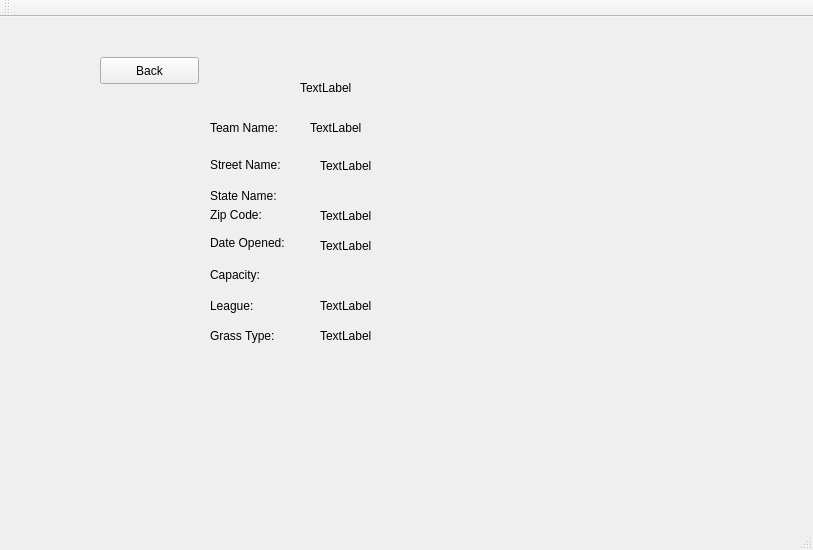
Qt form cs1dproject/mainwindow.ui (AustinVaday/CS1D-Class-Project-2) before a commit.
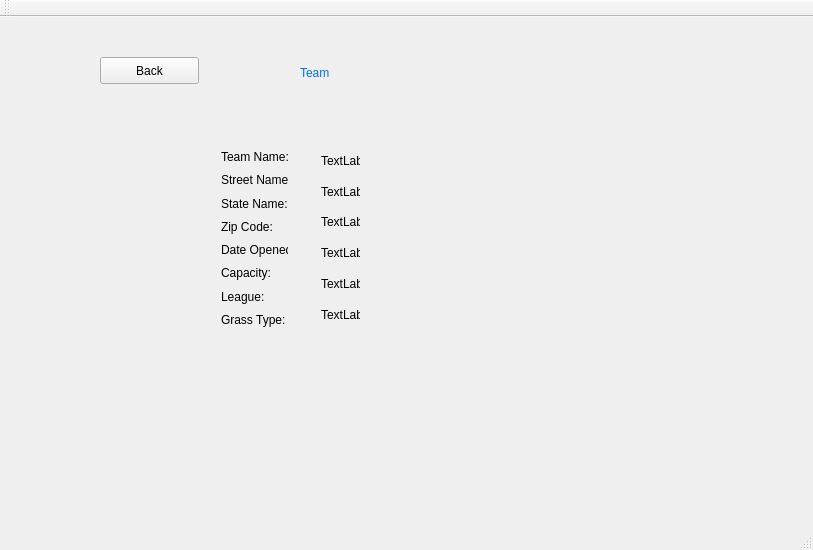
The same form after that commit. The open tabs and pages were chosen to show the change.

What changed in the file:
```diff
--- a/cs1dproject/mainwindow.ui
+++ b/cs1dproject/mainwindow.ui
@@ -35,6 +35,9 @@
       <height>451</height>
      </rect>
     </property>
+    <property name="styleSheet">
+     <string notr="true">font: 15pt &quot;Gill Sans&quot;;</string>
+    </property>
     <property name="currentIndex">
      <number>10</number>
     </property>
@@ -942,50 +945,28 @@
      </widget>
     </widget>
     <widget class="QWidget" name="page_searchForStadium1">
-     <widget class="QLabel" name="label_searchedTeamName">
-      <property name="geometry">
-       <rect>
-        <x>260</x>
-        <y>70</y>
-        <width>371</width>
-        <height>21</height>
-       </rect>
-      </property>
-      <property name="text">
-       <string>TextLabel</string>
-      </property>
-     </widget>
-     <widget class="QLabel" name="label_4">
-      <property name="geometry">
-       <rect>
-        <x>160</x>
-        <y>70</y>
-        <width>91</width>
-        <height>21</height>
-       </rect>
-      </property>
-      <property name="text">
-       <string>Team Name:</string>
-      </property>
-     </widget>
      <widget class="QLabel" name="label_searchedTeamStadium">
       <property name="geometry">
        <rect>
         <x>250</x>
-        <y>30</y>
-        <width>251</width>
-        <height>21</height>
+        <y>0</y>
+        <width>191</width>
+        <height>51</height>
        </rect>
       </property>
+      <property name="styleSheet">
+       <string notr="true">color: rgb(0, 111, 255);
+font: 45pt &quot;Optima&quot;;</string>
+      </property>
       <property name="text">
-       <string>TextLabel</string>
+       <string>Team</string>
       </property>
      </widget>
      <widget class="QLabel" name="label_searchedNameState">
       <property name="geometry">
        <rect>
         <x>270</x>
-        <y>140</y>
+        <y>160</y>
         <width>361</width>
         <height>17</height>
        </rect>
@@ -994,141 +975,11 @@
        <string/>
       </property>
      </widget>
-     <widget class="QLabel" name="label_searchedNameZip">
-      <property name="geometry">
-       <rect>
-        <x>270</x>
-        <y>160</y>
-        <width>391</width>
-        <height>17</height>
-       </rect>
-      </property>
-      <property name="text">
-       <string>TextLabel</string>
-      </property>
-     </widget>
-     <widget class="QLabel" name="label_searchedNameStreet">
-      <property name="geometry">
-       <rect>
-        <x>270</x>
-        <y>110</y>
-        <width>341</width>
-        <height>17</height>
-       </rect>
-      </property>
-      <property name="text">
-       <string>TextLabel</string>
-      </property>
-     </widget>
-     <widget class="QLabel" name="label_16">
-      <property name="geometry">
-       <rect>
-        <x>160</x>
-        <y>140</y>
-        <width>91</width>
-        <height>17</height>
-       </rect>
-      </property>
-      <property name="text">
-       <string>State Name: </string>
-      </property>
-     </widget>
-     <widget class="QLabel" name="label_17">
-      <property name="geometry">
-       <rect>
-        <x>160</x>
-        <y>110</y>
-        <width>91</width>
-        <height>16</height>
-       </rect>
-      </property>
-      <property name="text">
-       <string>Street Name:</string>
-      </property>
-     </widget>
-     <widget class="QLabel" name="label_18">
-      <property name="geometry">
-       <rect>
-        <x>160</x>
-        <y>160</y>
-        <width>91</width>
-        <height>16</height>
-       </rect>
-      </property>
-      <property name="text">
-       <string>Zip Code: </string>
-      </property>
-     </widget>
-     <widget class="QLabel" name="label_19">
-      <property name="geometry">
-       <rect>
-        <x>160</x>
-        <y>180</y>
-        <width>101</width>
-        <height>31</height>
-       </rect>
-      </property>
-      <property name="text">
-       <string>Date Opened:</string>
-      </property>
-     </widget>
-     <widget class="QLabel" name="label_21">
-      <property name="geometry">
-       <rect>
-        <x>160</x>
-        <y>220</y>
-        <width>81</width>
-        <height>16</height>
-       </rect>
-      </property>
-      <property name="text">
-       <string>Capacity: </string>
-      </property>
-     </widget>
-     <widget class="QLabel" name="label_22">
-      <property name="geometry">
-       <rect>
-        <x>160</x>
-        <y>250</y>
-        <width>67</width>
-        <height>17</height>
-       </rect>
-      </property>
-      <property name="text">
-       <string>League: </string>
-      </property>
-     </widget>
-     <widget class="QLabel" name="label_23">
-      <property name="geometry">
-       <rect>
-        <x>160</x>
-        <y>280</y>
-        <width>101</width>
-        <height>17</height>
-       </rect>
-      </property>
-      <property name="text">
-       <string>Grass Type: </string>
-      </property>
-     </widget>
-     <widget class="QLabel" name="label_searchDateOpened">
-      <property name="geometry">
-       <rect>
-        <x>270</x>
-        <y>190</y>
-        <width>251</width>
-        <height>17</height>
-       </rect>
-      </property>
-      <property name="text">
-       <string>TextLabel</string>
-      </property>
-     </widget>
      <widget class="QLabel" name="label_searchedCapacity">
       <property name="geometry">
        <rect>
         <x>270</x>
-        <y>220</y>
+        <y>240</y>
         <width>371</width>
         <height>17</height>
        </rect>
@@ -1137,32 +988,6 @@
        <string/>
       </property>
      </widget>
-     <widget class="QLabel" name="label_searchedLeague">
-      <property name="geometry">
-       <rect>
-        <x>270</x>
-        <y>250</y>
-        <width>371</width>
-        <height>17</height>
-       </rect>
-      </property>
-      <property name="text">
-       <string>TextLabel</string>
-      </property>
-     </widget>
-     <widget class="QLabel" name="label_searchedGrassType">
-      <property name="geometry">
-       <rect>
-        <x>270</x>
-        <y>280</y>
-        <width>361</width>
-        <height>17</height>
-       </rect>
-      </property>
-      <property name="text">
-       <string>TextLabel</string>
-      </property>
-     </widget>
      <widget class="QPushButton" name="button_backSearchResults">
       <property name="geometry">
        <rect>
@@ -1176,6 +1001,128 @@
        <string>Back</string>
       </property>
      </widget>
+     <widget class="QWidget" name="">
+      <property name="geometry">
+       <rect>
+        <x>160</x>
+        <y>90</y>
+        <width>89</width>
+        <height>202</height>
+       </rect>
+      </property>
+      <layout class="QVBoxLayout" name="verticalLayout_9">
+       <item>
+        <widget class="QLabel" name="label_4">
+         <property name="text">
+          <string>Team Name:</string>
+         </property>
+        </widget>
+       </item>
+       <item>
+        <widget class="QLabel" name="label_17">
+         <property name="text">
+          <string>Street Name:</string>
+         </property>
+        </widget>
+       </item>
+       <item>
+        <widget class="QLabel" name="label_16">
+         <property name="text">
+          <string>State Name: </string>
+         </property>
+        </widget>
+       </item>
+       <item>
+        <widget class="QLabel" name="label_18">
+         <property name="text">
+          <string>Zip Code: </string>
+         </property>
+        </widget>
+       </item>
+       <item>
+        <widget class="QLabel" name="label_19">
+         <property name="text">
+          <string>Date Opened:</string>
+         </property>
+        </widget>
+       </item>
+       <item>
+        <widget class="QLabel" name="label_21">
+         <property name="text">
+          <string>Capacity: </string>
+         </property>
+        </widget>
+       </item>
+       <item>
+        <widget class="QLabel" name="label_22">
+         <property name="text">
+          <string>League: </string>
+         </property>
+        </widget>
+       </item>
+       <item>
+        <widget class="QLabel" name="label_23">
+         <property name="text">
+          <string>Grass Type: </string>
+         </property>
+        </widget>
+       </item>
+      </layout>
+     </widget>
+     <widget class="QWidget" name="">
+      <property name="geometry">
+       <rect>
+        <x>260</x>
+        <y>90</y>
+        <width>61</width>
+        <height>201</height>
+       </rect>
+      </property>
+      <layout class="QVBoxLayout" name="verticalLayout_10">
+       <item>
+        <widget class="QLabel" name="label_searchedTeamName">
+         <property name="text">
+          <string>TextLabel</string>
+         </property>
+        </widget>
+       </item>
+       <item>
+        <widget class="QLabel" name="label_searchedNameStreet">
+         <property name="text">
+          <string>TextLabel</string>
+         </property>
+        </widget>
+       </item>
+       <item>
+        <widget class="QLabel" name="label_searchedNameZip">
+         <property name="text">
+          <string>TextLabel</string>
+         </property>
+        </widget>
+       </item>
+       <item>
+        <widget class="QLabel" name="label_searchDateOpened">
+         <property name="text">
+          <string>TextLabel</string>
+         </property>
+        </widget>
+       </item>
+       <item>
+        <widget class="QLabel" name="label_searchedLeague">
+         <property name="text">
+          <string>TextLabel</string>
+         </property>
+        </widget>
+       </item>
+       <item>
+        <widget class="QLabel" name="label_searchedGrassType">
+         <property name="text">
+          <string>TextLabel</string>
+         </property>
+        </widget>
+       </item>
+      </layout>
+     </widget>
     </widget>
     <widget class="QWidget" name="page_shop0">
      <widget class="QLabel" name="label_shopTitle">
```
Left out of the diff: 412 changed lines with no effect on the pictures.
